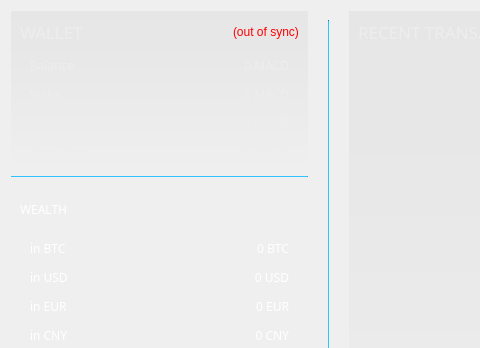
Old version of the form src/qt/forms/overviewpage.ui in the repository KrvnoZrnce/MACDCoin; both pictures show x 0 to 480 and y 0 to 348 of the 820 by 600 pixel window.
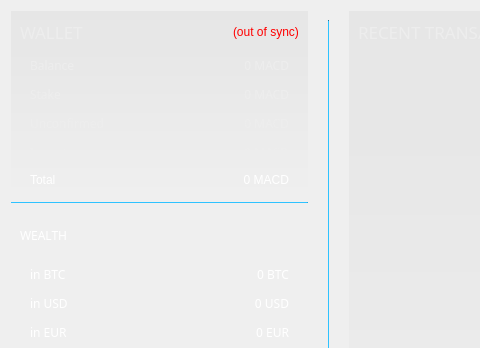
New version of the form. Icons and pictures are not drawn.

The edit to the form file:
```diff
--- a/src/qt/forms/overviewpage.ui
+++ b/src/qt/forms/overviewpage.ui
@@ -332,6 +332,35 @@
             </property>
            </widget>
           </item>
+          <item row="4" column="0">
+           <widget class="QLabel" name="label_14">
+            <property name="styleSheet">
+             <string notr="true">color:white</string>
+            </property>
+            <property name="text">
+             <string>Total</string>
+            </property>
+            <property name="indent">
+             <number>10</number>
+            </property>
+           </widget>
+          </item>
+          <item row="4" column="1">
+           <widget class="QLabel" name="totalValue">
+            <property name="styleSheet">
+             <string notr="true">color:white</string>
+            </property>
+            <property name="text">
+             <string>0 MACD</string>
+            </property>
+            <property name="alignment">
+             <set>Qt::AlignRight|Qt::AlignTrailing|Qt::AlignVCenter</set>
+            </property>
+            <property name="indent">
+             <number>10</number>
+            </property>
+           </widget>
+          </item>
          </layout>
         </item>
        </layout>
```
